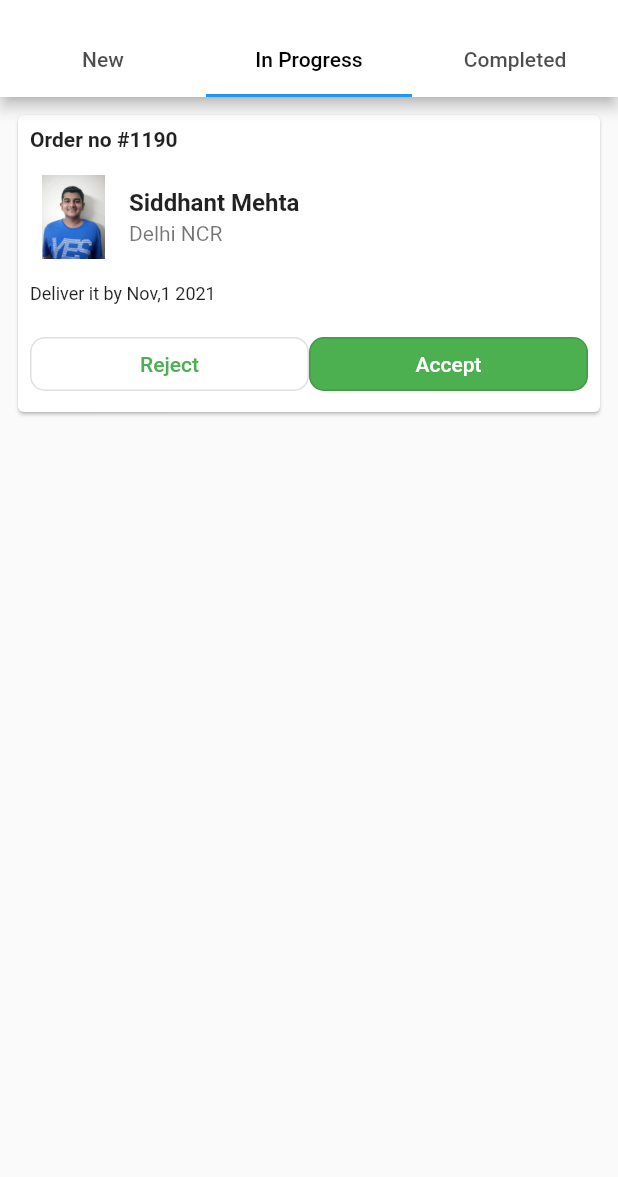
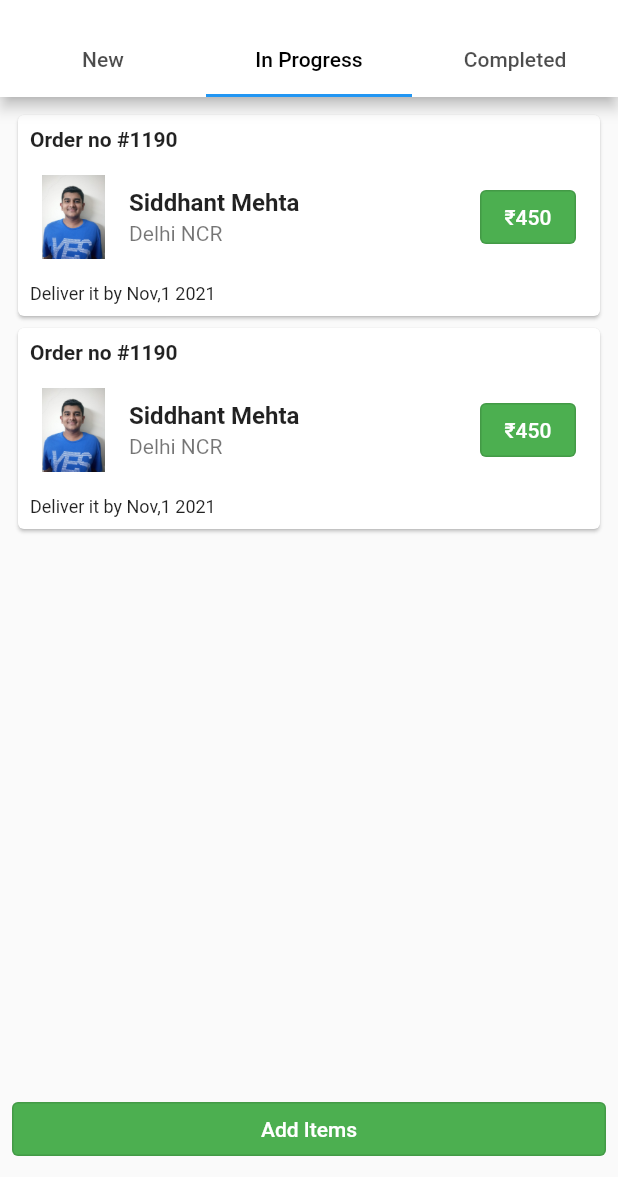
Before and after one commit to Siddhantmehta2003/vegieapp, a Flutter app: the screen it shows after launch, on a phone screen of 412 x 824 dp, the part 59-1236 px from its top. Run offline on Flutter 3.47's test engine with Material 2 defaults, Android fonts, the light colour scheme and no system bars.

Commit message:
homepage completed

```diff
--- /dev/null
+++ b/lib/inprogresspage.dart
@@ -0,0 +1,144 @@
+import 'package:flutter/material.dart';
+import 'package:vegieapp/additem.dart';
+
+class Inprogress extends StatefulWidget {
+  const Inprogress({Key? key}) : super(key: key);
+
+  @override
+  _InprogressState createState() => _InprogressState();
+}
+
+class _InprogressState extends State<Inprogress> {
+  @override
+  Widget build(BuildContext context) {
+    return Scaffold(
+      body: Padding(
+        padding: const EdgeInsets.all(8.0),
+        child: Column(
+          children: [
+            Card(
+              child: Column(
+                mainAxisSize: MainAxisSize.min,
+                children: [
+                  Padding(
+                    padding: const EdgeInsets.all(8.0),
+                    child: Row(
+                      children: const [
+                        Text(
+                          'Order no #1190',
+                          textAlign: TextAlign.left,
+                          style: TextStyle(fontWeight: FontWeight.bold),
+                        ),
+                      ],
+                    ),
+                  ),
+                  ListTile(
+                    leading: Image.asset(
+                      "assets/Photo.jpeg",
+                    ),
+                    title: const Text(
+                      'Siddhant Mehta',
+                      style: TextStyle(fontWeight: FontWeight.bold),
+                    ),
+                    subtitle: const Text('Delhi NCR'),
+                    trailing: OutlinedButton(
+                        style: ButtonStyle(
+                            backgroundColor:
+                                MaterialStateProperty.all<Color>(Colors.green)),
+                        onPressed: () {},
+                        child: const Text(
+                          '₹450',
+                          style: TextStyle(color: Colors.white),
+                        )),
+                  ),
+                  Padding(
+                    padding: const EdgeInsets.all(8.0),
+                    child: Row(
+                      children: const [
+                        Text(
+                          'Deliver it by Nov,1 2021',
+                          textAlign: TextAlign.left,
+                          style: TextStyle(fontSize: 12),
+                        ),
+                      ],
+                    ),
+                  ),
+                ],
+              ),
+            ),
+            Card(
+              child: Column(
+                mainAxisSize: MainAxisSize.min,
+                children: [
+                  Padding(
+                    padding: const EdgeInsets.all(8.0),
+                    child: Row(
+                      children: const [
+                        Text(
+                          'Order no #1190',
+                          textAlign: TextAlign.left,
+                          style: TextStyle(fontWeight: FontWeight.bold),
+                        ),
+                      ],
+                    ),
+                  ),
+                  ListTile(
+                    leading: Image.asset(
+                      "assets/Photo.jpeg",
+                    ),
+                    title: const Text(
+                      'Siddhant Mehta',
+                      style: TextStyle(fontWeight: FontWeight.bold),
+                    ),
+                    subtitle: const Text('Delhi NCR'),
+                    trailing: OutlinedButton(
+                        style: ButtonStyle(
+                            backgroundColor:
+                                MaterialStateProperty.all<Color>(Colors.green)),
+                        onPressed: () {},
+                        child: const Text(
+                          '₹450',
+                          style: TextStyle(color: Colors.white),
+                        )),
+                  ),
+                  Padding(
+                    padding: const EdgeInsets.all(8.0),
+                    child: Row(
+                      children: const [
+                        Text(
+                          'Deliver it by Nov,1 2021',
+                          textAlign: TextAlign.left,
+                          style: TextStyle(fontSize: 12),
+                        ),
+                      ],
+                    ),
+                  ),
+                ],
+              ),
+            ),
+            const Spacer(),
+            Row(
+              children: [
+                Expanded(
+                  child: OutlinedButton(
+                    onPressed: () {
+                      Navigator.push(context,
+                          MaterialPageRoute(builder: (context) => Additem()));
+                    },
+                    child: const Text(
+                      'Add Items',
+                      style: TextStyle(color: Colors.white),
+                    ),
+                    style: ButtonStyle(
+                        backgroundColor:
+                            MaterialStateProperty.all<Color>(Colors.green)),
+                  ),
+                ),
+              ],
+            )
+          ],
+        ),
+      ),
+    );
+  }
+}
--- a/lib/orderpage.dart
+++ b/lib/orderpage.dart
@@ -1,6 +1,7 @@
 import 'package:flutter/cupertino.dart';
 import 'package:flutter/material.dart';
 import 'package:flutter/painting.dart';
+import 'package:vegieapp/inprogresspage.dart';
 import 'package:vegieapp/profilepage.dart';
 
 class Orderpage extends StatefulWidget {
@@ -67,9 +68,14 @@ class _OrderpageState extends State<Orderpage>
         ),
       ),
       drawer: const Drawer(),
-      body: Padding(
+      body: TabBarView(
+        controller: _tabController,
+        children: [
+          Padding(
             padding: const EdgeInsets.all(8.0),
-        child: Card(
+            child: Column(
+              children: [
+                Card(
                   child: Column(
                     mainAxisSize: MainAxisSize.min,
                     children: [
@@ -122,7 +128,8 @@ class _OrderpageState extends State<Orderpage>
                                 style: ButtonStyle(
                                   shape: MaterialStateProperty.all(
                                       RoundedRectangleBorder(
-                                  borderRadius: BorderRadius.circular(10.0),
+                                          borderRadius:
+                                              BorderRadius.circular(10.0),
                                           side: const BorderSide(
                                               color: Colors.green, width: 1))),
                                 ),
@@ -135,19 +142,27 @@ class _OrderpageState extends State<Orderpage>
                                     style: TextStyle(color: Colors.white)),
                                 style: ButtonStyle(
                                   backgroundColor:
-                              MaterialStateProperty.all<Color>(Colors.green),
+                                      MaterialStateProperty.all<Color>(
+                                          Colors.green),
                                   shape: MaterialStateProperty.all(
                                       RoundedRectangleBorder(
-                                  borderRadius: BorderRadius.circular(10.0))),
+                                          borderRadius:
+                                              BorderRadius.circular(10.0))),
                                 ),
                               ),
                             ),
                           ],
                         ),
-              )
+                      ),
                     ],
                   ),
                 ),
+              ],
+            ),
+          ),
+          const Inprogress(),
+          const Profilepage(),
+        ],
       ),
     );
   }
```
Also changed, not shown: lib/additem.dart (added, +71 -0 lines), 1 other file. Lines whose indentation alone changed are shown as unchanged.
